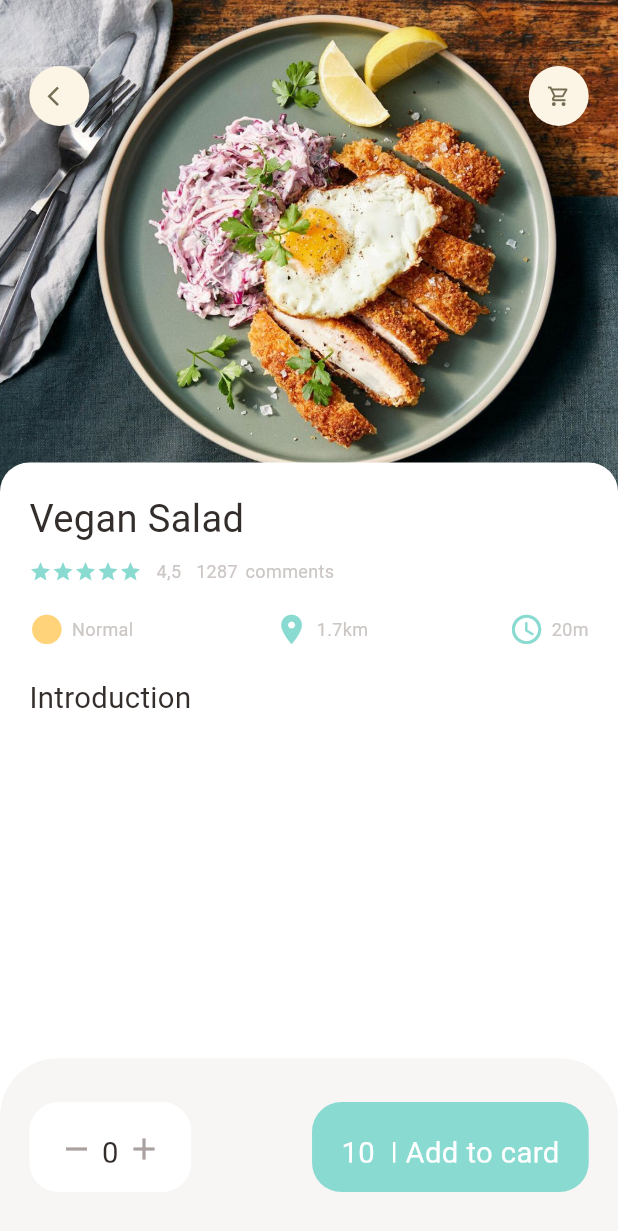
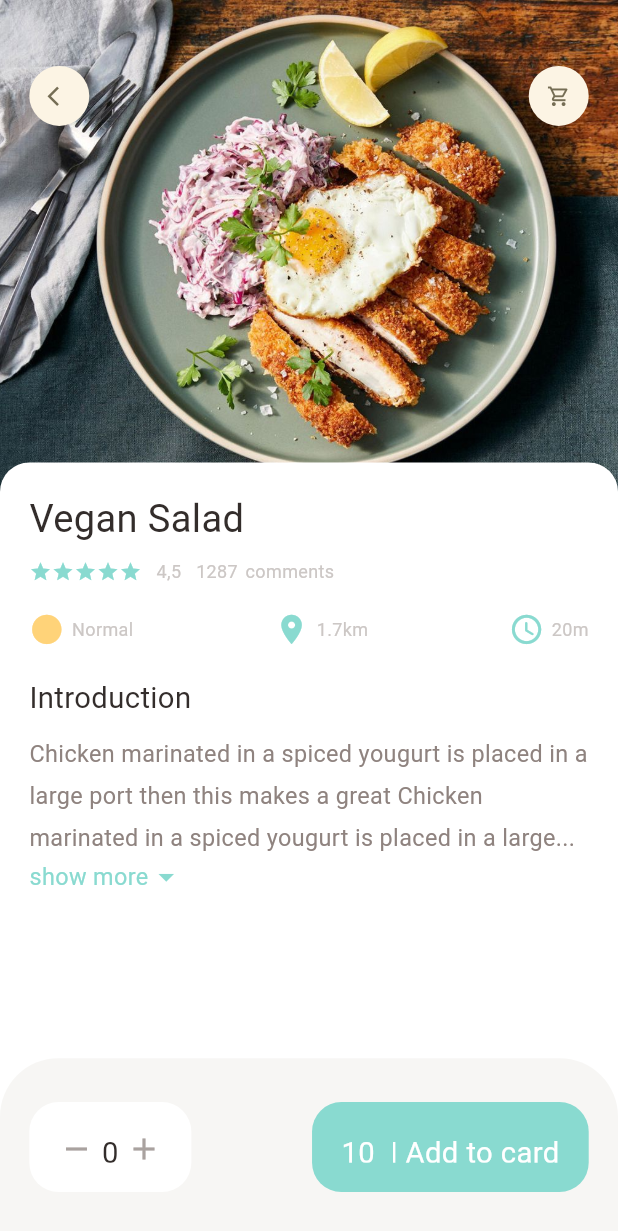
Before and after one commit to onurmelikoglu/EcommerceApp, a Flutter app: the screen it shows after launch, on a phone screen of 412 x 824 dp. Shown: the top 1231 px of the screen. Run offline on Flutter 3.47's test engine with Material 2 defaults, Android fonts, the phone set to English and light mode, and no system bars; our stand-ins replace dots_indicator, get.

```diff
--- a/lib/pages/food/popular_food_detail.dart
+++ b/lib/pages/food/popular_food_detail.dart
@@ -1,6 +1,7 @@
 import 'package:ecommerceapp/utils/dimensions.dart';
 import 'package:ecommerceapp/widgets/app_column.dart';
 import 'package:ecommerceapp/widgets/app_icon.dart';
+import 'package:ecommerceapp/widgets/expandable_text_widget.dart';
 import 'package:flutter/material.dart';
 
 import '../../utils/colors.dart';
@@ -17,6 +18,7 @@ class PopularFoodDetail extends StatelessWidget {
       backgroundColor: Colors.white,
       body: Stack(
         children: [
+          // Background image
           Positioned(
             left: 0,
             right: 0,
@@ -31,6 +33,7 @@ class PopularFoodDetail extends StatelessWidget {
               ),
             )
           ),
+          // icon widgets
           Positioned(
             top: Dimensions.height45,
             left: Dimensions.width20,
@@ -43,6 +46,7 @@ class PopularFoodDetail extends StatelessWidget {
               ],
             )
           ),
+          // introduction of food
           Positioned(
             left: 0,
             right: 0,
@@ -64,13 +68,16 @@ class PopularFoodDetail extends StatelessWidget {
               child: Column(
                 crossAxisAlignment: CrossAxisAlignment.start,
                 children: [
-                  AppColumn(text: "Vegan Salad",),
+                  const AppColumn(text: "Vegan Salad",),
                   SizedBox(height: Dimensions.height20,),
-                  BigText(text: "Introduction")
+                  BigText(text: "Introduction"),
+                  SizedBox(height: Dimensions.height10,),
+                  Expanded(child: SingleChildScrollView(child: ExpandableTextWidget(text: "Chicken marinated in a spiced yougurt is placed in a large port then this makes a great "*30)))
                 ],
               ),
             )
           ),
+
         ],
       ),
       bottomNavigationBar: Container(
--- /dev/null
+++ b/lib/pages/food/recommended_food_detail.dart
@@ -0,0 +1,16 @@
+import 'package:flutter/material.dart';
+
+class RecommendedFoodDetail extends StatelessWidget {
+  const RecommendedFoodDetail({super.key});
+
+  @override
+  Widget build(BuildContext context) {
+    return Scaffold(
+      body: CustomScrollView(
+        slivers: [
+
+        ],
+      ),
+    );
+  }
+}
--- a/lib/utils/colors.dart
+++ b/lib/utils/colors.dart
@@ -6,7 +6,7 @@ class AppColors {
   //static final Color mainColor = const Color (0xFFfa7552);
   // static final Color iconColor1 = const Color(0xFFffd28d);
   // static final Color iconColor2 = const Color(0xFFfcab88);
-  // static final Color paraColor = const Color(0xFF8f837f);
+  static final Color paraColor = const Color(0xFF8f837f);
   static final Color buttonBackgroundColor = const Color(0xFFf7f6f4);
   static final Color signColor = const Color(0xFFa9a29f);
   static final Color titleColor = const Color(0xFF5c524f);
--- a/lib/utils/dimensions.dart
+++ b/lib/utils/dimensions.dart
@@ -20,6 +20,7 @@ class Dimensions {
   static double width30 = screenHeight / 28.13;
   static double width45 = screenHeight / 18.76;
 
+  static double font16 = screenHeight / 52.75;
   static double font20 = screenHeight / 42.2;
   static double font28 = screenHeight / 32.46;
 
--- /dev/null
+++ b/lib/widgets/expandable_text_widget.dart
@@ -0,0 +1,71 @@
+import 'package:ecommerceapp/utils/colors.dart';
+import 'package:ecommerceapp/utils/dimensions.dart';
+import 'package:ecommerceapp/widgets/small_text.dart';
+import 'package:flutter/material.dart';
+
+class ExpandableTextWidget extends StatefulWidget {
+  final String text;
+  const ExpandableTextWidget({super.key, required this.text});
+
+  @override
+  State<ExpandableTextWidget> createState() => _ExpandableTextWidgetState();
+}
+
+class _ExpandableTextWidgetState extends State<ExpandableTextWidget> {
+  late String firstHalf;
+  late String secondHalf;
+
+  bool hiddenText = true;
+  double textHight = Dimensions.screenHeight / 5.63;
+
+  @override
+  void initState() {
+    super.initState();
+    if (widget.text.length > textHight) {
+      firstHalf = widget.text.substring(0, textHight.toInt());
+      secondHalf =
+          widget.text.substring(textHight.toInt() + 1, widget.text.length);
+    } else {
+      firstHalf = widget.text;
+      secondHalf = "";
+    }
+  }
+
+  @override
+  Widget build(BuildContext context) {
+    return Container(
+      child: secondHalf.isEmpty
+          ? SmallText(text: firstHalf, size: Dimensions.font16, color: AppColors.paraColor)
+          : Column(
+              children: [
+                SmallText(
+                  height: 1.8,
+                    text: hiddenText ? ("$firstHalf...") : (firstHalf + secondHalf),
+                    size: Dimensions.font16,
+                    color: AppColors.paraColor
+                ),
+                InkWell(
+                  onTap: () {
+                    setState(() {
+                      hiddenText = !hiddenText;
+                    });
+                  },
+                  child: Row(
+                    children: [
+                      SmallText(
+                        text: "show more",
+                        color: AppColors.mainColor,
+                        size: Dimensions.font16
+                      ),
+                      Icon(
+                        hiddenText ? Icons.arrow_drop_down : Icons.arrow_drop_up,
+                        color: AppColors.mainColor,
+                      )
+                    ],
+                  ),
+                )
+              ],
+            ),
+    );
+  }
+}
--- a/lib/widgets/small_text.dart
+++ b/lib/widgets/small_text.dart
@@ -17,7 +17,7 @@ class SmallText extends StatelessWidget {
   Widget build(BuildContext context) {
     return Text(
       text,
-      maxLines: 1,
+      //maxLines: 1,
       style: TextStyle(
         color: color,
         fontSize: size,
```
